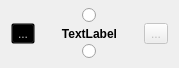
This is ui/ProcessingBlock.ui in povle/pyblueprint as Qt 5 draws it before an edit. The edited form follows.
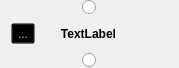
This is the edited form. Icons and pictures are not drawn. Custom widgets are drawn as their Qt base class.

Commit message: add block widgets and file filter docstrings

Patch:
```diff
--- a/ui/ProcessingBlock.ui
+++ b/ui/ProcessingBlock.ui
@@ -95,6 +95,12 @@
        </item>
        <item>
         <widget class="QLabel" name="label">
+         <property name="sizePolicy">
+          <sizepolicy hsizetype="Expanding" vsizetype="Preferred">
+           <horstretch>0</horstretch>
+           <verstretch>0</verstretch>
+          </sizepolicy>
+         </property>
          <property name="font">
           <font>
            <weight>75</weight>
@@ -110,18 +116,20 @@
         </widget>
        </item>
        <item>
-        <widget class="QToolButton" name="plotButton">
-         <property name="enabled">
-          <bool>false</bool>
+        <spacer name="horizontalSpacer">
+         <property name="orientation">
+          <enum>Qt::Horizontal</enum>
          </property>
-         <property name="text">
-          <string>...</string>
+         <property name="sizeType">
+          <enum>QSizePolicy::Fixed</enum>
          </property>
-         <property name="icon">
-          <iconset>
-           <normaloff>../resources/bar-chart-2.png</normaloff>../resources/bar-chart-2.png</iconset>
+         <property name="sizeHint" stdset="0">
+          <size>
+           <width>26</width>
+           <height>20</height>
+          </size>
          </property>
-        </widget>
+        </spacer>
        </item>
       </layout>
      </item>
```
The commit also changes 6 other files.
